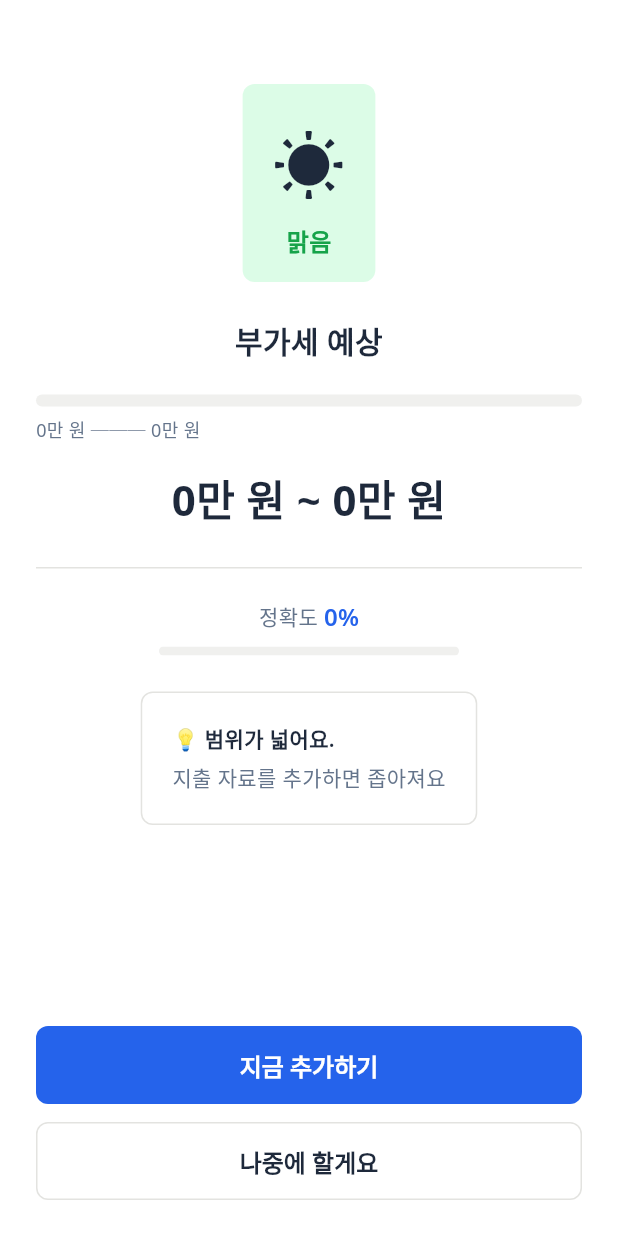
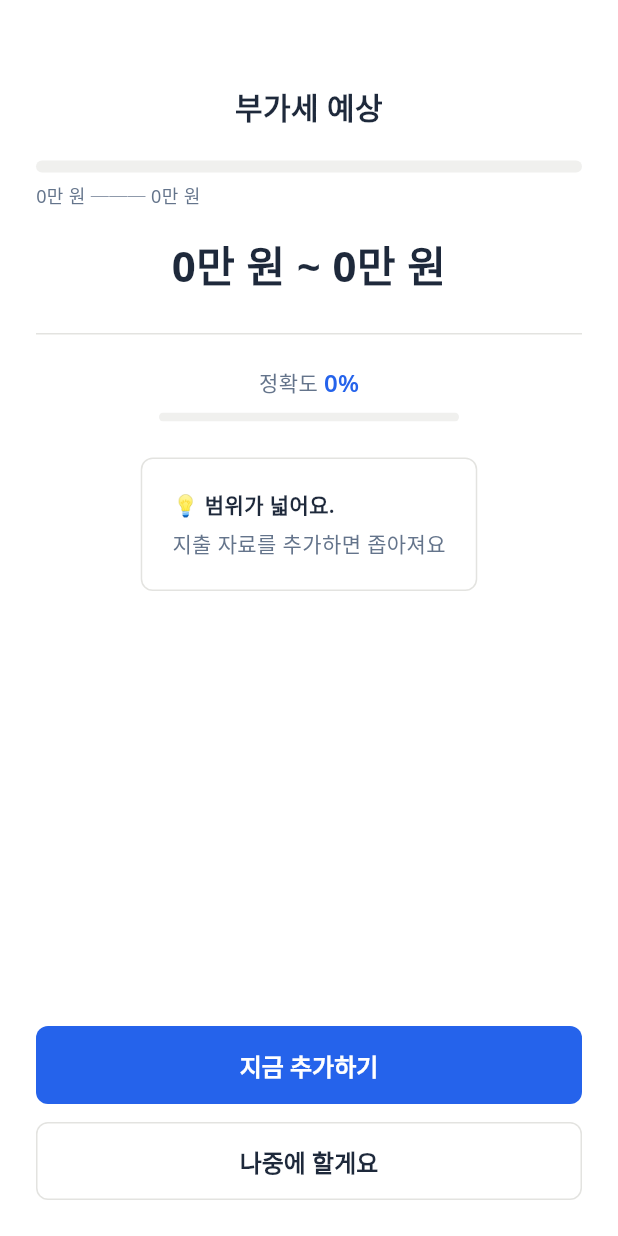
Before and after one commit to bradcha85/tax-radar, a Flutter app: the FirstResultScreen screen opened by its route, on a phone screen of 412 x 824 dp. Run offline on Flutter 3.47's test engine with Material 3 defaults, Android fonts, the phone set to English and light mode, and no system bars; our stand-ins replace go_router, google_fonts, hive_flutter; accounts and stored records are empty.

Commit message:
Fix onboarding sales input UX and remove weather concept
- 직접 입력 시 onChanged 추가로 다음 버튼 즉시 활성화
- 금액 입력 단위를 원 → 만원으로 변경
- 온보딩 매출 입력을 "평균 월매출" 질문으로 단순화하고 월 선택 UI 제거
- 날씨 아이콘(맑음/흐림/주의) 컨셉 전체 삭제

Co-Authored-By: Claude Opus 4.6 <noreply@anthropic.com>

```diff
--- a/lib/providers/business_provider.dart
+++ b/lib/providers/business_provider.dart
@@ -335,13 +335,6 @@ class BusinessProvider extends ChangeNotifier {
     );
   }
 
-  /// 세금 날씨
-  TaxWeather get taxWeather {
-    final vat = vatPrediction;
-    final totalSales = _salesList.fold<int>(0, (sum, s) => sum + s.totalSales);
-    return TaxCalculator.getWeather(vat.midPoint, totalSales);
-  }
-
   /// 반기 총 매출
   int get halfYearTotalSales {
     final now = DateTime.now();
--- a/lib/screens/onboarding/first_result_screen.dart
+++ b/lib/screens/onboarding/first_result_screen.dart
@@ -6,7 +6,6 @@ import '../../providers/business_provider.dart';
 import '../../theme/app_colors.dart';
 import '../../theme/app_typography.dart';
 import '../../utils/formatters.dart';
-import '../../widgets/weather_icon.dart';
 import '../../widgets/range_bar.dart';
 import '../../widgets/notion_card.dart';
 
@@ -17,7 +16,6 @@ class FirstResultScreen extends StatelessWidget {
   Widget build(BuildContext context) {
     final provider = context.watch<BusinessProvider>();
     final prediction = provider.vatPrediction;
-    final weather = provider.taxWeather;
     final accuracy = provider.accuracyScore;
 
     return Scaffold(
@@ -31,11 +29,6 @@ class FirstResultScreen extends StatelessWidget {
                 child: Column(
                   children: [
                     const SizedBox(height: 32),
-
-                    // Weather icon
-                    WeatherIcon(weather: weather),
-
-                    const SizedBox(height: 24),
 
                     // Title
                     Text(
--- a/lib/utils/tax_calculator.dart
+++ b/lib/utils/tax_calculator.dart
@@ -184,19 +184,6 @@ class TaxCalculator {
   }
 
   // ============================================================
-  // 세금 날씨
-  // ============================================================
-
-  /// 매출 대비 세금 비율로 날씨 결정
-  static TaxWeather getWeather(int predictedMid, int totalSales) {
-    if (totalSales == 0) return TaxWeather.sunny;
-    final ratio = predictedMid / totalSales;
-    if (ratio <= 0.035) return TaxWeather.sunny;
-    if (ratio <= 0.05) return TaxWeather.cloudy;
-    return TaxWeather.stormy;
-  }
-
-  // ============================================================
   // Private helpers
   // ============================================================
 
@@ -246,9 +233,3 @@ class TaxCalculator {
     return 0.60;
   }
 }
-
-enum TaxWeather {
-  sunny,  // ☀️ 맑음
-  cloudy, // ⛅ 흐림
-  stormy, // ⛈️ 주의
-}
--- a/lib/widgets/weather_icon.dart
+++ /dev/null
@@ -1,115 +0,0 @@
-import 'package:flutter/material.dart';
-import '../theme/app_colors.dart';
-import '../theme/app_typography.dart';
-import '../utils/tax_calculator.dart';
-
-enum WeatherSize { large, small }
-
-class WeatherIcon extends StatelessWidget {
-  final TaxWeather weather;
-  final WeatherSize size;
-
-  const WeatherIcon({
-    super.key,
-    required this.weather,
-    this.size = WeatherSize.large,
-  });
-
-  @override
-  Widget build(BuildContext context) {
-    final emoji = _emoji;
-    final label = _label;
-    final color = _color;
-    final bgColor = _bgColor;
-
-    if (size == WeatherSize.large) {
-      return Container(
-        padding: const EdgeInsets.symmetric(horizontal: 20, vertical: 16),
-        decoration: BoxDecoration(
-          color: bgColor,
-          borderRadius: BorderRadius.circular(8),
-        ),
-        child: Column(
-          mainAxisSize: MainAxisSize.min,
-          children: [
-            Text(emoji, style: const TextStyle(fontSize: 48)),
-            const SizedBox(height: 4),
-            Text(
-              label,
-              style: AppTypography.textTheme.titleMedium?.copyWith(
-                color: color,
-              ),
-            ),
-          ],
-        ),
-      );
-    }
-
-    // Small
-    return Container(
-      padding: const EdgeInsets.symmetric(horizontal: 10, vertical: 4),
-      decoration: BoxDecoration(
-        color: bgColor,
-        borderRadius: BorderRadius.circular(6),
-      ),
-      child: Row(
-        mainAxisSize: MainAxisSize.min,
-        children: [
-          Text(emoji, style: const TextStyle(fontSize: 24)),
-          const SizedBox(width: 4),
-          Text(
-            label,
-            style: AppTypography.textTheme.bodySmall?.copyWith(
-              color: color,
-              fontWeight: FontWeight.w600,
-            ),
-          ),
-        ],
-      ),
-    );
-  }
-
-  String get _emoji {
-    switch (weather) {
-      case TaxWeather.sunny:
-        return '☀️';
-      case TaxWeather.cloudy:
-        return '⛅';
-      case TaxWeather.stormy:
-        return '⛈️';
-    }
-  }
-
-  String get _label {
-    switch (weather) {
-      case TaxWeather.sunny:
-        return '맑음';
-      case TaxWeather.cloudy:
-        return '보통';
-      case TaxWeather.stormy:
-        return '주의';
-    }
-  }
-
-  Color get _color {
-    switch (weather) {
-      case TaxWeather.sunny:
-        return AppColors.success;
-      case TaxWeather.cloudy:
-        return AppColors.warning;
-      case TaxWeather.stormy:
-        return AppColors.danger;
-    }
-  }
-
-  Color get _bgColor {
-    switch (weather) {
-      case TaxWeather.sunny:
-        return AppColors.successLight;
-      case TaxWeather.cloudy:
-        return AppColors.warningLight;
-      case TaxWeather.stormy:
-        return AppColors.dangerLight;
-    }
-  }
-}
```
Also changed, not shown: lib/screens/onboarding/first_sales_screen.dart (+6 -67 lines), lib/widgets/preset_amount_picker.dart (+11 -5 lines).
